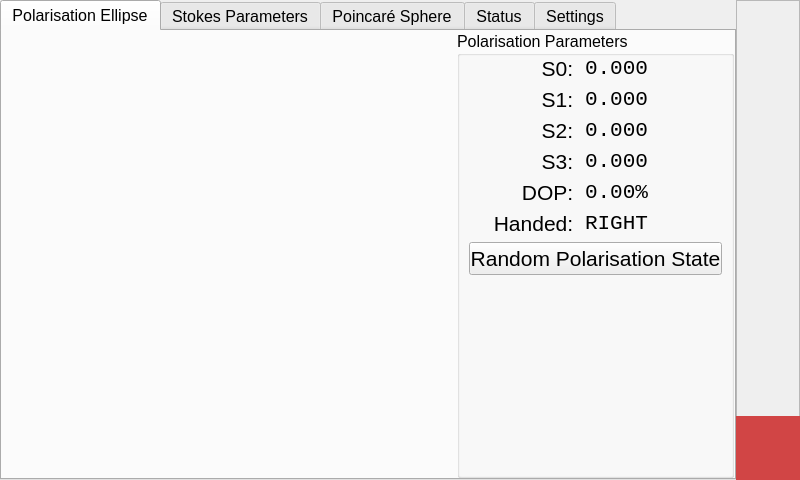
First picture: the form in Software/Frontend/InterfaceV1/gui.ui, repository JulianNicolai/PortableRealTimePolarimeter, before the edit.
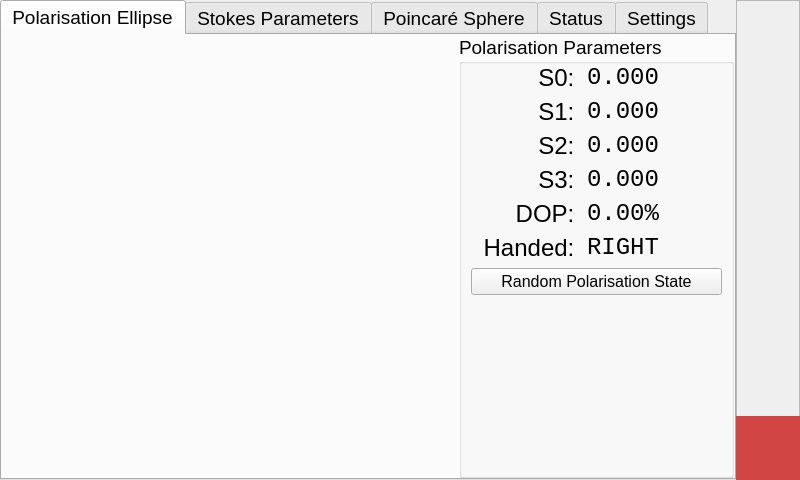
Second picture: the form after the edit. Icons and pictures are not drawn. Custom widgets are drawn as their Qt base class.

```diff
--- a/Software/Frontend/InterfaceV1/gui.ui
+++ b/Software/Frontend/InterfaceV1/gui.ui
@@ -71,7 +71,7 @@
       <property name="font">
        <font>
         <family>MS Shell Dlg 2</family>
-        <pointsize>12</pointsize>
+        <pointsize>14</pointsize>
         <weight>50</weight>
         <bold>false</bold>
        </font>
@@ -165,7 +165,7 @@
              <property name="font">
               <font>
                <family>MS Shell Dlg 2</family>
-               <pointsize>16</pointsize>
+               <pointsize>18</pointsize>
               </font>
              </property>
              <property name="text">
@@ -181,7 +181,7 @@
              <property name="font">
               <font>
                <family>Consolas</family>
-               <pointsize>16</pointsize>
+               <pointsize>18</pointsize>
               </font>
              </property>
              <property name="text">
@@ -200,7 +200,7 @@
              <property name="font">
               <font>
                <family>MS Shell Dlg 2</family>
-               <pointsize>16</pointsize>
+               <pointsize>18</pointsize>
               </font>
              </property>
              <property name="text">
@@ -216,7 +216,7 @@
              <property name="font">
               <font>
                <family>Consolas</family>
-               <pointsize>16</pointsize>
+               <pointsize>18</pointsize>
               </font>
              </property>
              <property name="text">
@@ -235,7 +235,7 @@
              <property name="font">
               <font>
                <family>MS Shell Dlg 2</family>
-               <pointsize>16</pointsize>
+               <pointsize>18</pointsize>
               </font>
              </property>
              <property name="text">
@@ -251,7 +251,7 @@
              <property name="font">
               <font>
                <family>Consolas</family>
-               <pointsize>16</pointsize>
+               <pointsize>18</pointsize>
               </font>
              </property>
              <property name="text">
@@ -270,7 +270,7 @@
              <property name="font">
               <font>
                <family>MS Shell Dlg 2</family>
-               <pointsize>16</pointsize>
+               <pointsize>18</pointsize>
               </font>
              </property>
              <property name="text">
@@ -286,7 +286,7 @@
              <property name="font">
               <font>
                <family>Consolas</family>
-               <pointsize>16</pointsize>
+               <pointsize>18</pointsize>
               </font>
              </property>
              <property name="text">
@@ -311,7 +311,7 @@
              <property name="font">
               <font>
                <family>MS Shell Dlg 2</family>
-               <pointsize>16</pointsize>
+               <pointsize>18</pointsize>
               </font>
              </property>
              <property name="text">
@@ -327,7 +327,7 @@
              <property name="font">
               <font>
                <family>Consolas</family>
-               <pointsize>16</pointsize>
+               <pointsize>18</pointsize>
               </font>
              </property>
              <property name="text">
@@ -346,7 +346,7 @@
              <property name="font">
               <font>
                <family>MS Shell Dlg 2</family>
-               <pointsize>16</pointsize>
+               <pointsize>18</pointsize>
               </font>
              </property>
              <property name="text">
@@ -362,7 +362,7 @@
              <property name="font">
               <font>
                <family>Consolas</family>
-               <pointsize>16</pointsize>
+               <pointsize>18</pointsize>
               </font>
              </property>
              <property name="text">
@@ -381,7 +381,7 @@
              <property name="font">
               <font>
                <family>MS Shell Dlg 2</family>
-               <pointsize>16</pointsize>
+               <pointsize>12</pointsize>
                <weight>50</weight>
                <bold>false</bold>
               </font>
```
